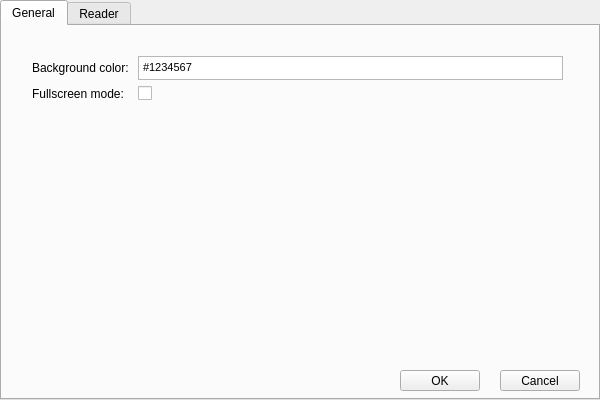
Old version of the form src/settingswindow.ui in the repository Heionbuji/Pretty-Customizable-Reader.
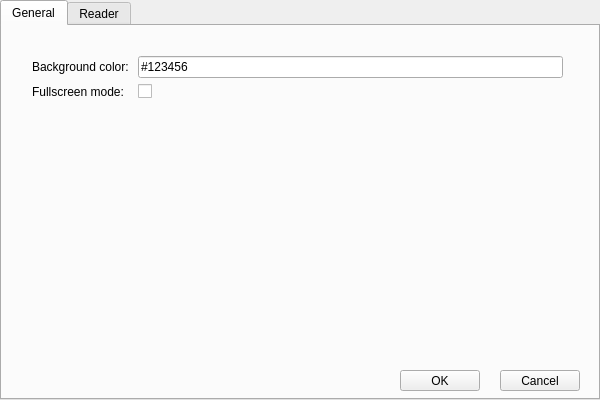
New version of the form.

Commit message: Use QLineEdit instead of QTextEdit in settings

What changed in the file:
```diff
--- a/src/settingswindow.ui
+++ b/src/settingswindow.ui
@@ -55,45 +55,6 @@
         </property>
        </widget>
       </item>
-      <item row="0" column="1">
-       <widget class="QPlainTextEdit" name="backgroundColor">
-        <property name="sizePolicy">
-         <sizepolicy hsizetype="Minimum" vsizetype="Minimum">
-          <horstretch>0</horstretch>
-          <verstretch>0</verstretch>
-         </sizepolicy>
-        </property>
-        <property name="maximumSize">
-         <size>
-          <width>16777215</width>
-          <height>24</height>
-         </size>
-        </property>
-        <property name="font">
-         <font>
-          <pointsize>8</pointsize>
-         </font>
-        </property>
-        <property name="acceptDrops">
-         <bool>false</bool>
-        </property>
-        <property name="toolTipDuration">
-         <number>-2</number>
-        </property>
-        <property name="verticalScrollBarPolicy">
-         <enum>Qt::ScrollBarAlwaysOff</enum>
-        </property>
-        <property name="horizontalScrollBarPolicy">
-         <enum>Qt::ScrollBarAlwaysOff</enum>
-        </property>
-        <property name="plainText">
-         <string>#1234567</string>
-        </property>
-        <property name="placeholderText">
-         <string>Format: #AARRGGBB in hex</string>
-        </property>
-       </widget>
-      </item>
       <item row="1" column="0">
        <widget class="QLabel" name="label_2">
         <property name="text">
@@ -108,6 +69,13 @@
         </property>
        </widget>
       </item>
+      <item row="0" column="1">
+       <widget class="QLineEdit" name="backgroundColor">
+        <property name="text">
+         <string>#123456</string>
+        </property>
+       </widget>
+      </item>
      </layout>
     </widget>
    </widget>
```
The commit also changes 1 other file.
